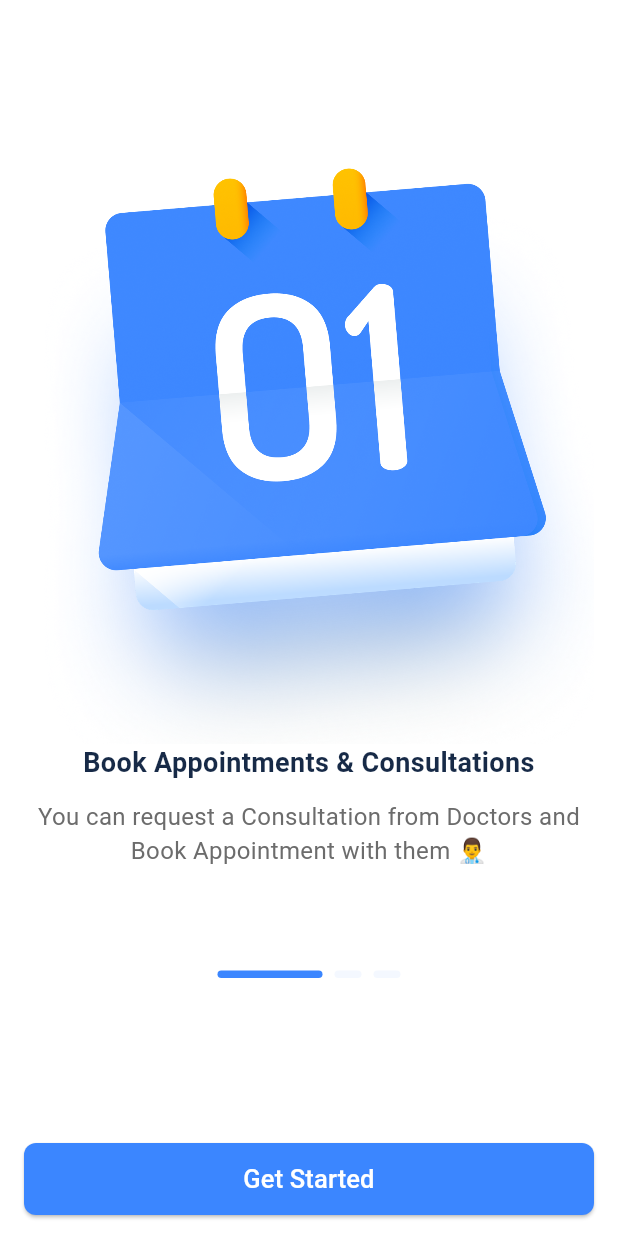
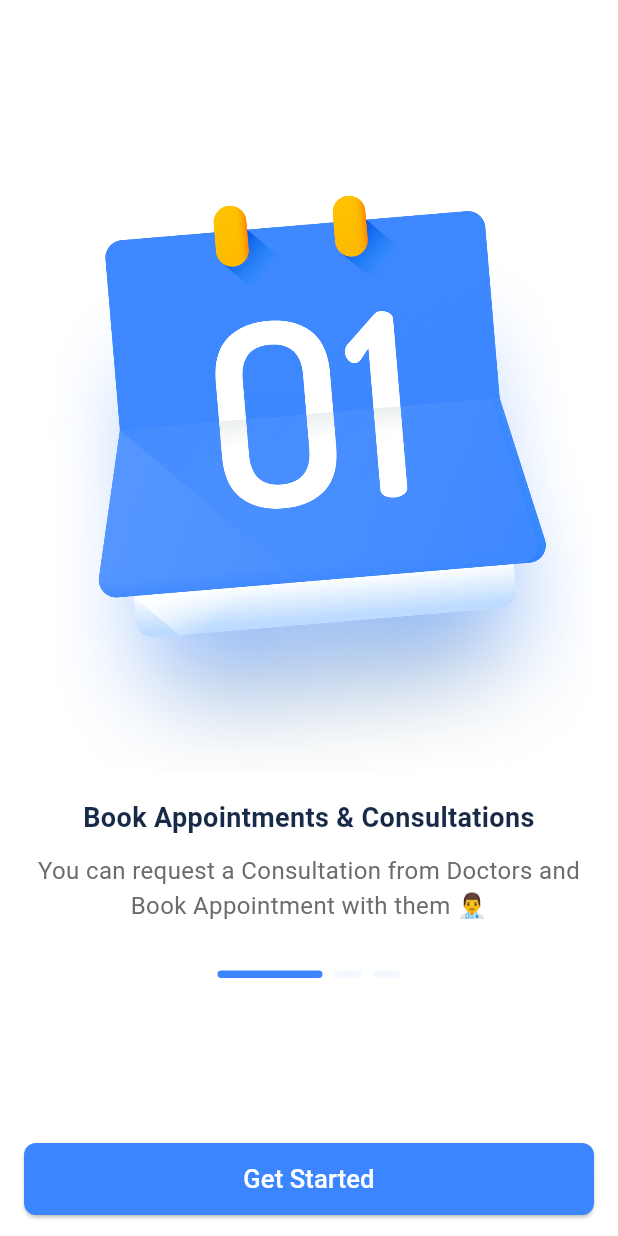
Before and after one commit to YahyaKreiyeh/dome-care, a Flutter app: the screen it shows after launch, on a phone screen of 412 x 824 dp. Run offline on Flutter 3.47's test engine with Material 3 defaults, Android fonts, the phone set to English and light mode, and no system bars; our stand-ins replace clock, dio, flutter_bloc, flutter_secure_storage, freezed_annotation, get_it and 3 more; generated files the repository leaves out were written again.

Commit message:
make design responsive

```diff
--- a/lib/onboarding.dart
+++ b/lib/onboarding.dart
@@ -174,11 +174,13 @@ class _OnboardingCard extends StatelessWidget {
           crossAxisAlignment: CrossAxisAlignment.center,
           children: [
             VerticalSpace(36),
-            Center(
-              child: Image.asset(
-                data.image,
-                fit: BoxFit.contain,
-                filterQuality: FilterQuality.high,
+            Expanded(
+              child: Center(
+                child: Image.asset(
+                  data.image,
+                  fit: BoxFit.contain,
+                  filterQuality: FilterQuality.high,
+                ),
               ),
             ),
             Text(
@@ -192,6 +194,7 @@ class _OnboardingCard extends StatelessWidget {
               textAlign: TextAlign.center,
               style: TextStyles.secondaryText40016,
             ),
+            VerticalSpace(32),
           ],
         ),
       ),
```
